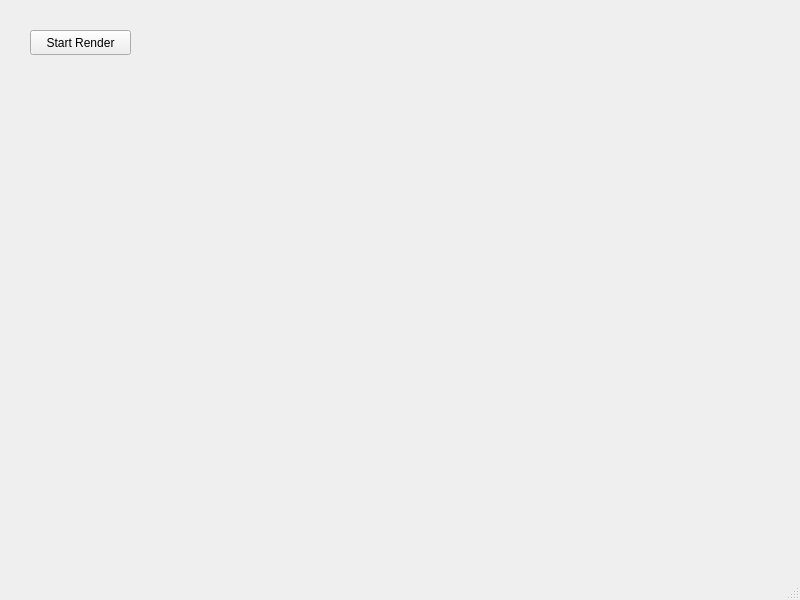
engineer1109/LearnVulkan, file examples/03_QVulkan/01_QtTriangle/src/mainwindow.ui: the form before one commit.
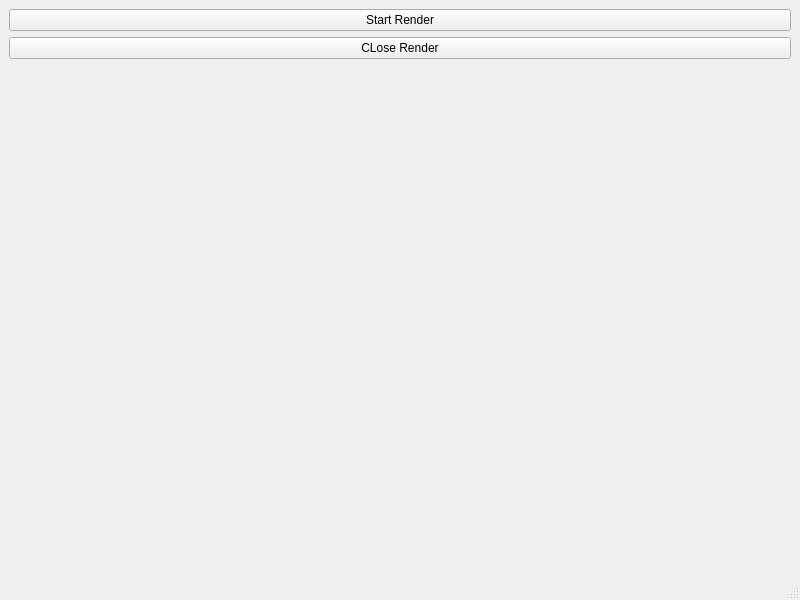
The form after the commit.

```diff
--- a/examples/03_QVulkan/01_QtTriangle/src/mainwindow.ui
+++ b/examples/03_QVulkan/01_QtTriangle/src/mainwindow.ui
@@ -14,29 +14,25 @@
    <string>MainWindow</string>
   </property>
   <widget class="QWidget" name="centralwidget">
+   <layout class="QVBoxLayout" name="verticalLayout">
+    <item>
    <widget class="QPushButton" name="button_render">
-    <property name="geometry">
-     <rect>
-      <x>30</x>
-      <y>30</y>
-      <width>101</width>
-      <height>25</height>
-     </rect>
-    </property>
     <property name="text">
      <string>Start Render</string>
     </property>
    </widget>
-   <widget class="QWidget" name="widget_vulkan" native="true">
-    <property name="geometry">
-     <rect>
-      <x>70</x>
-      <y>80</y>
-      <width>621</width>
-      <height>381</height>
-     </rect>
-    </property>
-   </widget>
+    </item>
+    <item>
+     <widget class="QPushButton" name="pushButton">
+      <property name="text">
+       <string>CLose Render</string>
+      </property>
+     </widget>
+    </item>
+    <item>
+     <widget class="QWidget" name="widget_vulkan" native="true"/>
+    </item>
+   </layout>
   </widget>
   <widget class="QMenuBar" name="menubar">
    <property name="geometry">
```
Lines whose indentation alone changed are shown as unchanged.
